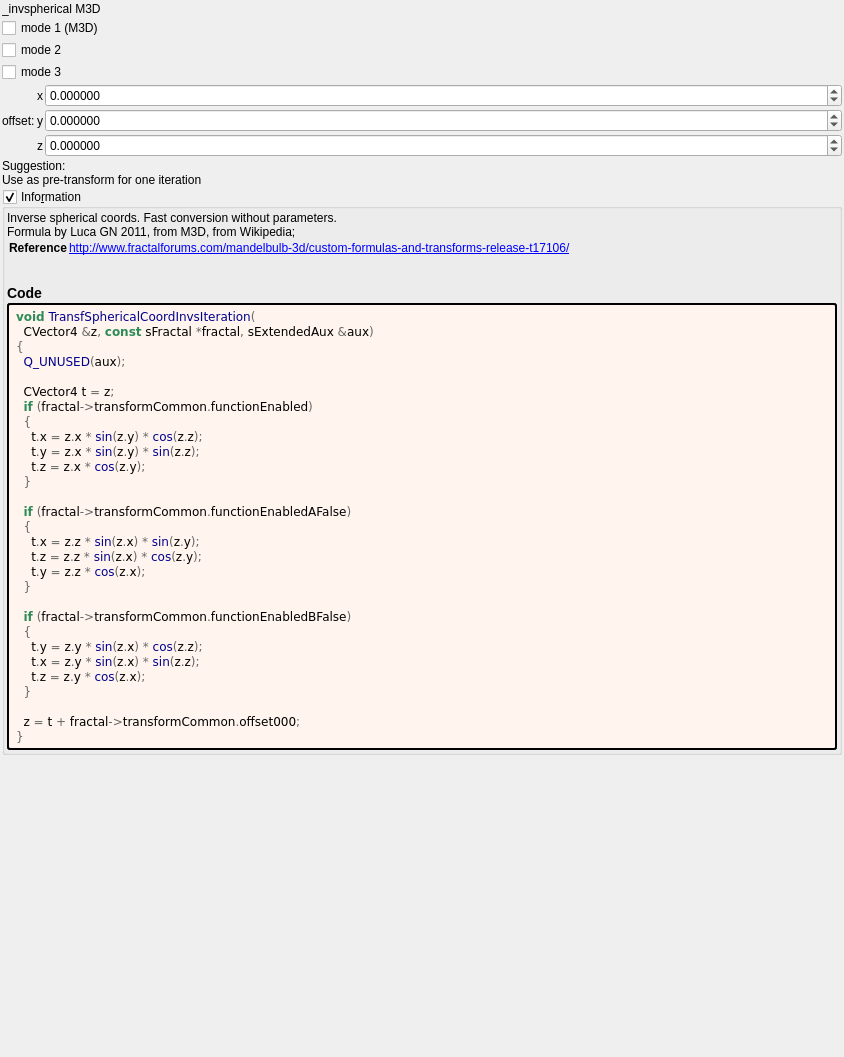
buddhi1980/mandelbulber2, file mandelbulber2/formula/ui/transf_spherical_coord_invs.ui: the form before one commit.
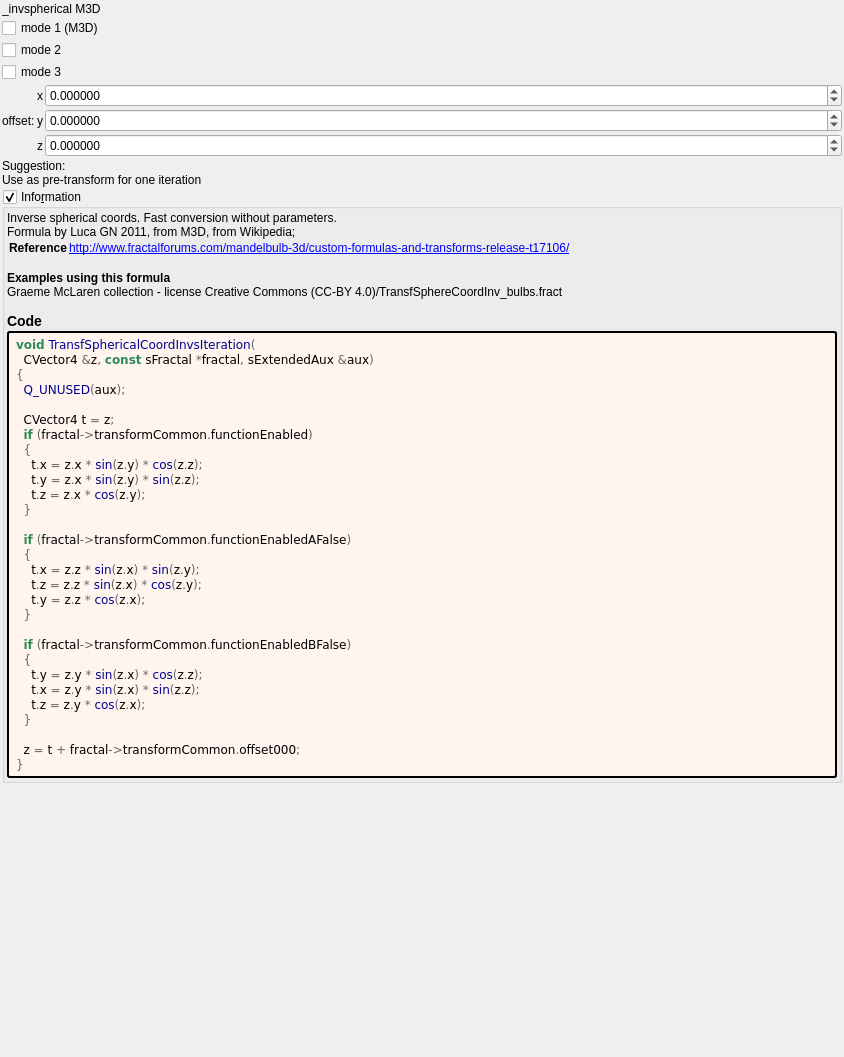
The form after the commit. Custom widgets are drawn as their Qt base class.

Diff of the .ui file:
```diff
--- a/mandelbulber2/formula/ui/transf_spherical_coord_invs.ui
+++ b/mandelbulber2/formula/ui/transf_spherical_coord_invs.ui
@@ -228,7 +228,7 @@
 &lt;tr&gt;&lt;th&gt;Reference&lt;/th&gt;&lt;td&gt;&lt;a href=&quot;http://www.fractalforums.com/mandelbulb-3d/custom-formulas-and-transforms-release-t17106/&quot;&gt;http://www.fractalforums.com/mandelbulb-3d/custom-formulas-and-transforms-release-t17106/&lt;br&gt;
 &lt;/td&gt;&lt;/tr&gt;
 &lt;/table&gt;
-&lt;h3&gt;Code&lt;/h3&gt;</string>
+&lt;br&gt;&lt;b&gt;Examples using this formula&lt;/b&gt;&lt;br&gt;Graeme McLaren  collection - license Creative Commons  (CC-BY 4.0)/TransfSphereCoordInv_bulbs.fract&lt;h3&gt;Code&lt;/h3&gt;</string>
         </property>
         <property name="wordWrap">
          <bool>true</bool>
```
